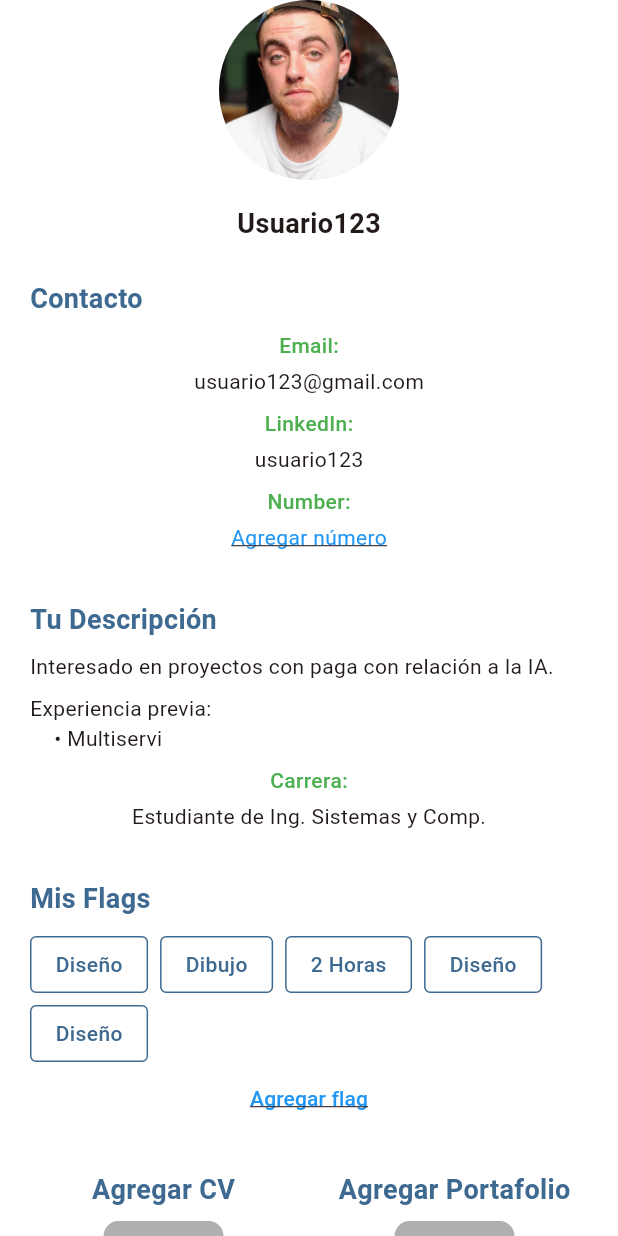
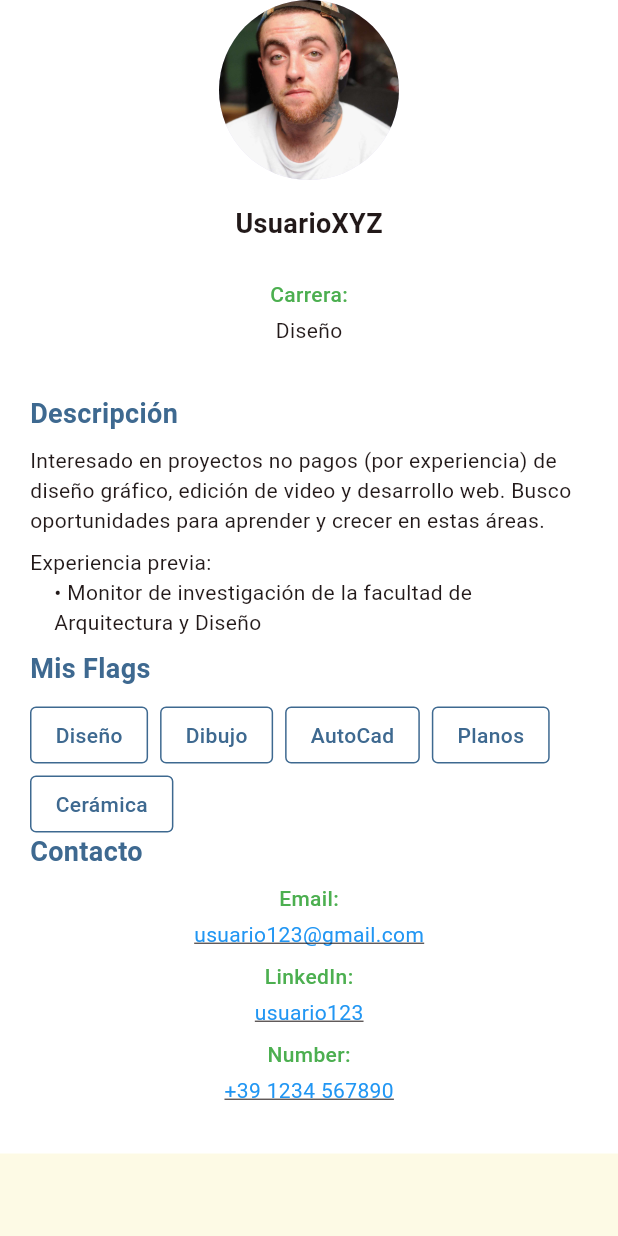
Before and after one commit to Moviles-2025-2-Grupo-Chevere/TalentBridge, a Flutter app: the UserProfile widget shown alone on an empty page, opened directly, on a phone screen of 412 x 824 dp. Run offline on Flutter 3.47's test engine with Material 3 defaults, Android fonts, the phone set to English and light mode, and no system bars; Roboto replaces fonts that are missing (OpenSans).

Commit message:
Finished other profile view

```diff
--- a/talent_bridge_fl/lib/views/user-profile/user_profile.dart
+++ b/talent_bridge_fl/lib/views/user-profile/user_profile.dart
@@ -29,7 +29,7 @@ class UserProfile extends StatelessWidget {
                     const SizedBox(height: 16.0),
                     // Username
                     const Text(
-                      'Usuario123',
+                      'UsuarioXYZ',
                       style: TextStyle(
                         fontSize: 18.0,
                         fontWeight: FontWeight.bold,
@@ -40,27 +40,12 @@ class UserProfile extends StatelessWidget {
                 ),
               ),
               const SizedBox(height: 24.0),
-
-              // Contact section
-              const Text(
-                'Contacto',
-                style: TextStyle(
-                  color: Color(0xFF3E6990),
-                  fontSize: 18.0,
-                  fontWeight: FontWeight.bold,
-                ),
-              ),
-              const SizedBox(height: 8.0),
               Center(
                 child: Column(
                   children: [
-                    _buildContactItem('Email:', 'usuario123@gmail.com'),
-                    _buildContactItem('LinkedIn:', 'usuario123'),
                     _buildContactItem(
-                      'Number:',
-                      'Agregar número',
-                      isLink: true,
-                      linkColor: Colors.blue,
+                      'Carrera:',
+                      'Diseño',
                     ),
                   ],
                 ),
@@ -69,16 +54,18 @@ class UserProfile extends StatelessWidget {
 
               // Description section
               const Text(
-                'Tu Descripción',
+                'Descripción',
                 style: TextStyle(
                   color: Color(0xFF3E6990),
                   fontSize: 18.0,
                   fontWeight: FontWeight.bold,
+                  fontFamily: 'OpenSans',
+                  height: 1.5,
                 ),
               ),
               const SizedBox(height: 8.0),
               const Text(
-                'Interesado en proyectos con paga con relación a la IA.',
+                'Interesado en proyectos no pagos (por experiencia) de diseño gráfico, edición de video y desarrollo web. Busco oportunidades para aprender y crecer en estas áreas.',
                 style: TextStyle(fontSize: 14.0),
               ),
               const SizedBox(height: 8.0),
@@ -88,21 +75,12 @@ class UserProfile extends StatelessWidget {
               ),
               const Padding(
                 padding: EdgeInsets.only(left: 16.0),
-                child: Text('• Multiservi', style: TextStyle(fontSize: 14.0)),
+                child: Text(
+                  '• Monitor de investigación de la facultad de Arquitectura y Diseño',
+                  style: TextStyle(fontSize: 14.0),
+                ),
               ),
               const SizedBox(height: 8.0),
-
-              Center(
-                child: Column(
-                  children: [
-                    _buildContactItem(
-                      'Carrera:',
-                      'Estudiante de Ing. Sistemas y Comp.',
-                    ),
-                  ],
-                ),
-              ),
-              const SizedBox(height: 24.0),
 
               // Flags section (skill tags)
               const Text(
@@ -120,53 +98,15 @@ class UserProfile extends StatelessWidget {
                 children: [
                   YellowTextBoxWidget(text: 'Diseño', onTap: () {}),
                   YellowTextBoxWidget(text: 'Dibujo', onTap: () {}),
-                  YellowTextBoxWidget(text: '2 Horas', onTap: () {}),
-                  YellowTextBoxWidget(text: 'Diseño', onTap: () {}),
-                  YellowTextBoxWidget(text: 'Diseño', onTap: () {}),
+                  YellowTextBoxWidget(text: 'AutoCad', onTap: () {}),
+                  YellowTextBoxWidget(text: 'Planos', onTap: () {}),
+                  YellowTextBoxWidget(text: 'Cerámica', onTap: () {}),
                 ],
               ),
-              Center(
-                child: TextButton(
-                  onPressed: () {},
-                  child: const Text(
-                    'Agregar flag',
-                    style: TextStyle(
-                      color: Colors.blue,
-                      decoration: TextDecoration.underline,
-                    ),
-                  ),
-                ),
-              ),
-              const SizedBox(height: 24.0),
 
-              // Link sections for CV and Portfolio
-              Row(
-                mainAxisAlignment: MainAxisAlignment.spaceBetween,
-                children: [
-                  Expanded(
-                    child: AddElementWidget(
-                      title: 'Agregar CV',
-                      onTap: () {
-                        // Add CV action
-                      },
-                    ),
-                  ),
-                  const SizedBox(width: 16.0),
-                  Expanded(
-                    child: AddElementWidget(
-                      title: 'Agregar Portafolio',
-                      onTap: () {
-                        // Add Portfolio action
-                      },
-                    ),
-                  ),
-                ],
-              ),
-              const SizedBox(height: 24.0),
-
-              // Projects section
+              // Contact section
               const Text(
-                'Mis Proyectos',
+                'Contacto',
                 style: TextStyle(
                   color: Color(0xFF3E6990),
                   fontSize: 18.0,
@@ -177,38 +117,32 @@ class UserProfile extends StatelessWidget {
               Center(
                 child: Column(
                   children: [
-                    Text(
-                      'No tienes proyectos activos.',
-                      style: TextStyle(
-                        fontSize: 14.0,
-                        color: Colors.grey[600],
-                      ),
+                    _buildContactItem(
+                      'Email:',
+                      'usuario123@gmail.com',
+                      isLink: true,
+                      linkColor: Colors.blue,
                     ),
-                    const SizedBox(height: 16.0),
-                    InkWell(
-                      onTap: () {
-                        // Add project action
-                      },
-                      child: Container(
-                        width: 80.0,
-                        height: 80.0,
-                        decoration: BoxDecoration(
-                          color: const Color.fromARGB(255, 185, 184, 184),
-                          borderRadius: BorderRadius.circular(10.0),
-                        ),
-                        child: const Center(
-                          child: Icon(
-                            Icons.add,
-                            color: Colors.grey,
-                            size: 40.0,
-                          ),
-                        ),
-                      ),
+                    _buildContactItem(
+                      'LinkedIn:',
+                      'usuario123',
+                      isLink: true,
+                      linkColor: Colors.blue,
+                    ),
+                    _buildContactItem(
+                      'Number:',
+                      '+39 1234 567890',
+                      isLink: true,
+                      linkColor: Colors.blue,
                     ),
                   ],
                 ),
               ),
-              const SizedBox(height: 40.0),
+              const SizedBox(height: 24.0),
+
+              // Link sections for CV and Portfolio
+
+              // Projects section
             ],
           ),
         ),
```
